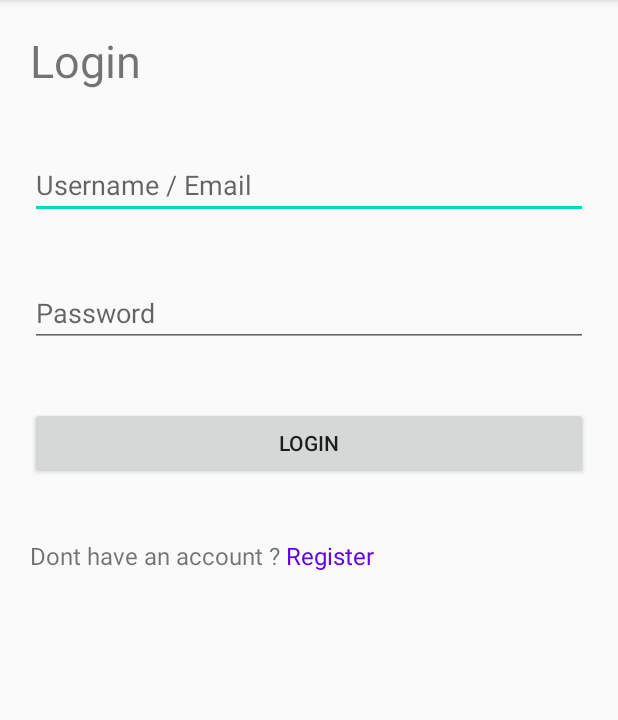
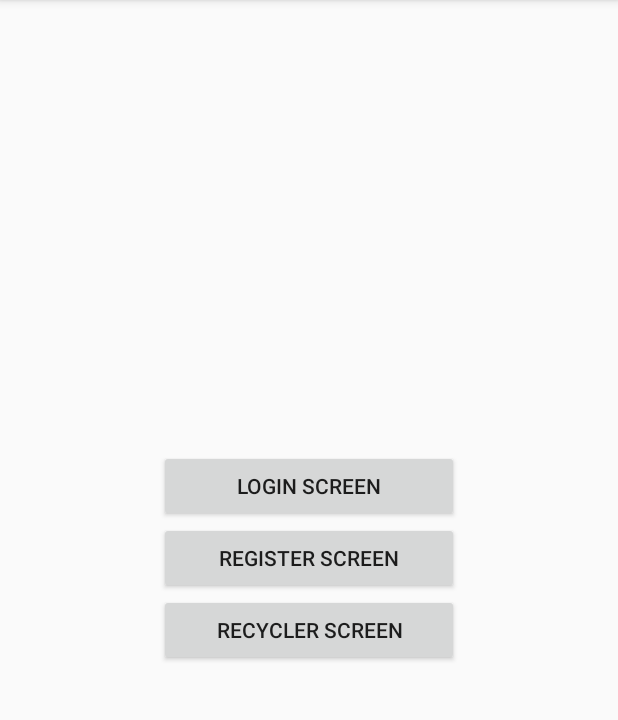
Before and after one commit to vedangj044/MVVMPreview, an Android app: the screen it shows after launch (MainActivity), on a phone screen of 412 x 824 dp, the part 84-804 px from its top. Run offline under Robolectric (Android 15) with nearby library versions, the phone set to English and light mode, and no system bars.

Commit message:
Restructured application

```diff
--- a/app/src/main/java/com/vedangj044/mvvmpreview/MainActivity.java
+++ b/app/src/main/java/com/vedangj044/mvvmpreview/MainActivity.java
@@ -1,64 +1,55 @@
 package com.vedangj044.mvvmpreview;
 
 import androidx.appcompat.app.AppCompatActivity;
-import androidx.databinding.DataBindingUtil;
-import androidx.lifecycle.Observer;
-import androidx.lifecycle.ViewModel;
-import androidx.lifecycle.ViewModelProvider;
 
-import android.content.Context;
 import android.content.Intent;
 import android.os.Bundle;
-import android.text.TextUtils;
 import android.view.View;
-import android.widget.TextView;
-import android.widget.Toast;
+import android.widget.Button;
 
-import com.vedangj044.mvvmpreview.databinding.ActivityMainBinding;
+import com.vedangj044.mvvmpreview.loginCollection.LoginActivity;
+import com.vedangj044.mvvmpreview.recycleCollection.RecycleActivity;
+import com.vedangj044.mvvmpreview.registerCollection.RegisterActivity;
 
-import java.util.Objects;
 
 public class MainActivity extends AppCompatActivity {
-
-    private UserViewModel userViewModel;
-    private ActivityMainBinding binding;
 
     @Override
     protected void onCreate(Bundle savedInstanceState) {
         super.onCreate(savedInstanceState);
+        setContentView(R.layout.activity_main);
 
-        userViewModel = new ViewModelProvider(this).get(UserViewModel.class);
-
-        binding = DataBindingUtil.setContentView(MainActivity.this, R.layout.activity_main);
-        binding.setLifecycleOwner(this);
-        binding.setUserViewModel(userViewModel);
-
-        binding.registerTextView.setOnClickListener(new View.OnClickListener() {
+        View.OnClickListener clickListener = new View.OnClickListener() {
             @Override
             public void onClick(View v) {
-                Intent intent = new Intent(MainActivity.this, RegisterActivity.class);
+
+                Intent intent = null;
+
+                if(v.getId() == R.id.login_screen){
+                    intent = new Intent(MainActivity.this, LoginActivity.class);
+                }
+
+                if(v.getId() == R.id.register_screen){
+                    intent = new Intent(MainActivity.this, RegisterActivity.class);
+                }
+
+                if(v.getId() == R.id.recycler_screen){
+                    intent = new Intent(MainActivity.this, RecycleActivity.class);
+                }
+
                 startActivity(intent);
             }
-        });
+        };
 
-        userViewModel.getCurrentUser().observe(this, new Observer<UserModel>() {
-            @Override
-            public void onChanged(UserModel userModel) {
+        Button b1 = findViewById(R.id.login_screen);
+        b1.setOnClickListener(clickListener);
 
-                if(TextUtils.isEmpty(Objects.requireNonNull(userModel).getUsername())){
-                    Toast.makeText(MainActivity.this, "Enter Username", Toast.LENGTH_SHORT).show();
-                    binding.usernameEditText.requestFocus();
-                }
-                else if(TextUtils.isEmpty(Objects.requireNonNull(userModel).getPassword())){
-                    Toast.makeText(MainActivity.this, "Enter Password", Toast.LENGTH_SHORT).show();
-                    binding.passwordEditText.requestFocus();
-                }
-                else{
-                    Toast.makeText(MainActivity.this, "Login done", Toast.LENGTH_SHORT).show();
-                }
+        Button b2 = findViewById(R.id.register_screen);
+        b2.setOnClickListener(clickListener);
 
-            }
-        });
+        Button b3 = findViewById(R.id.recycler_screen);
+        b3.setOnClickListener(clickListener);
+
 
     }
 }
--- a/app/src/main/java/com/vedangj044/mvvmpreview/UserModel.java
+++ b/app/src/main/java/com/vedangj044/mvvmpreview/loginCollection/UserModel.java
@@ -1,4 +1,4 @@
-package com.vedangj044.mvvmpreview;
+package com.vedangj044.mvvmpreview.loginCollection;
 
 public class UserModel {
 
--- a/app/src/main/java/com/vedangj044/mvvmpreview/UserViewModel.java
+++ b/app/src/main/java/com/vedangj044/mvvmpreview/loginCollection/UserViewModel.java
@@ -1,9 +1,11 @@
-package com.vedangj044.mvvmpreview;
+package com.vedangj044.mvvmpreview.loginCollection;
 
 import android.view.View;
 
 import androidx.lifecycle.MutableLiveData;
 import androidx.lifecycle.ViewModel;
+
+import com.vedangj044.mvvmpreview.loginCollection.UserModel;
 
 public class UserViewModel extends ViewModel {
 
--- a/app/src/main/java/com/vedangj044/mvvmpreview/ContactAdapter.java
+++ b/app/src/main/java/com/vedangj044/mvvmpreview/recycleCollection/ContactAdapter.java
@@ -1,7 +1,6 @@
-package com.vedangj044.mvvmpreview;
+package com.vedangj044.mvvmpreview.recycleCollection;
 
 import android.view.LayoutInflater;
-import android.view.View;
 import android.view.ViewGroup;
 
 import androidx.annotation.NonNull;
--- a/app/src/main/java/com/vedangj044/mvvmpreview/ContactDataLoad.java
+++ b/app/src/main/java/com/vedangj044/mvvmpreview/recycleCollection/ContactDataLoad.java
@@ -1,7 +1,6 @@
-package com.vedangj044.mvvmpreview;
+package com.vedangj044.mvvmpreview.recycleCollection;
 
 import android.os.CountDownTimer;
-import android.util.Log;
 
 import androidx.lifecycle.MutableLiveData;
 import androidx.lifecycle.ViewModel;
@@ -26,7 +25,6 @@ public class ContactDataLoad extends ViewModel {
     CountDownTimer cp = new CountDownTimer(10000, 2000) {
         @Override
         public void onTick(long millisUntilFinished) {
-            Log.v("lo", "tick");
             contactData.getValue().add(new ContactModel("Vedang Joshi", "+91-7898454072", "https://a10.gaanacdn.com/images/albums/18/2026518/crop_480x480_2026518.jpg"));
             contactData.setValue(contactData.getValue());
         }
--- a/app/src/main/java/com/vedangj044/mvvmpreview/ContactModel.java
+++ b/app/src/main/java/com/vedangj044/mvvmpreview/recycleCollection/ContactModel.java
@@ -1,4 +1,4 @@
-package com.vedangj044.mvvmpreview;
+package com.vedangj044.mvvmpreview.recycleCollection;
 
 import android.widget.ImageView;
 
--- a/app/src/main/java/com/vedangj044/mvvmpreview/RegisterModel.java
+++ b/app/src/main/java/com/vedangj044/mvvmpreview/registerCollection/RegisterModel.java
@@ -1,4 +1,4 @@
-package com.vedangj044.mvvmpreview;
+package com.vedangj044.mvvmpreview.registerCollection;
 
 public class RegisterModel {
 
--- a/app/src/main/java/com/vedangj044/mvvmpreview/RegisterViewModel.java
+++ b/app/src/main/java/com/vedangj044/mvvmpreview/registerCollection/RegisterViewModel.java
@@ -1,10 +1,11 @@
-package com.vedangj044.mvvmpreview;
+package com.vedangj044.mvvmpreview.registerCollection;
 
-import android.util.Log;
 import android.view.View;
 
 import androidx.lifecycle.MutableLiveData;
 import androidx.lifecycle.ViewModel;
+
+import com.vedangj044.mvvmpreview.registerCollection.RegisterModel;
 
 public class RegisterViewModel extends ViewModel {
 
--- a/app/src/main/res/layout/activity_main.xml
+++ b/app/src/main/res/layout/activity_main.xml
@@ -1,77 +1,34 @@
 <?xml version="1.0" encoding="utf-8"?>
-<layout>
-
-    <data>
-        <variable
-            name="UserViewModel"
-            type="com.vedangj044.mvvmpreview.UserViewModel" />
-    </data>
-
 <RelativeLayout xmlns:android="http://schemas.android.com/apk/res/android"
     xmlns:app="http://schemas.android.com/apk/res-auto"
     xmlns:tools="http://schemas.android.com/tools"
     android:layout_width="match_parent"
     android:layout_height="match_parent"
-        tools:context=".MainActivity">
-
-        <TextView
-            android:layout_width="match_parent"
-            android:layout_height="wrap_content"
-            android:text="Login"
-            android:textSize="30sp"
-            android:id="@+id/intro_text"
-            android:layout_margin="20dp"/>
-
-        <EditText
-            android:layout_width="match_parent"
-            android:layout_height="wrap_content"
-            android:layout_margin="20dp"
-            android:hint="Username / Email"
-            android:layout_below="@id/intro_text"
-            android:id="@+id/username_edit_text"
-            android:text="@={UserViewModel.username}"/>
-
-        <EditText
-            android:layout_width="match_parent"
-            android:layout_height="wrap_content"
-            android:layout_below="@id/username_edit_text"
-            android:hint="Password"
-            android:layout_margin="20dp"
-            android:id="@+id/password_edit_text"
-            android:text="@={UserViewModel.password}"/>
+    tools:context=".MainActivity"
+    android:id="@+id/list_button">
 
     <Button
-            android:layout_width="match_parent"
+        android:layout_width="200dp"
         android:layout_height="wrap_content"
-            android:layout_margin="20dp"
-            android:id="@+id/login_button"
-            android:layout_below="@id/password_edit_text"
-            android:text="Login"
-            android:onClick="@{(v) -> UserViewModel.onClick(v)}"/>
+        android:layout_centerHorizontal="true"
+        android:layout_marginTop="300dp"
+        android:id="@+id/login_screen"
+        android:text="Login Screen"/>
 
-        <LinearLayout
-            android:layout_width="match_parent"
+    <Button
+        android:layout_width="200dp"
         android:layout_height="wrap_content"
-            android:layout_below="@id/login_button"
-            android:layout_margin="20dp"
-            android:orientation="horizontal">
+        android:layout_centerHorizontal="true"
+        android:layout_below="@id/login_screen"
+        android:id="@+id/register_screen"
+        android:text="Register Screen"/>
 
-            <TextView
-                android:layout_width="wrap_content"
+    <Button
+        android:layout_width="200dp"
         android:layout_height="wrap_content"
-                android:text="Dont have an account ? "
-                android:textSize="16sp"/>
-
-            <TextView
-                android:layout_width="wrap_content"
-                android:layout_height="wrap_content"
-                android:text="Register"
-                android:textSize="16sp"
-                android:id="@+id/register_text_view"
-                android:textColor="@color/colorPrimary"/>
-
-        </LinearLayout>
+        android:layout_centerHorizontal="true"
+        android:layout_below="@id/register_screen"
+        android:id="@+id/recycler_screen"
+        android:text="Recycler Screen"/>
 
 </RelativeLayout>
-
-</layout>
--- a/app/src/main/res/layout/activity_recycle.xml
+++ b/app/src/main/res/layout/activity_recycle.xml
@@ -7,7 +7,7 @@
 
         <variable
             name="ContactAdapter"
-            type="com.vedangj044.mvvmpreview.ContactAdapter" />
+            type="com.vedangj044.mvvmpreview.recycleCollection.ContactAdapter" />
 
     </data>
 
@@ -15,7 +15,7 @@
         xmlns:tools="http://schemas.android.com/tools"
         android:layout_width="match_parent"
         android:layout_height="match_parent"
-        tools:context=".RecycleActivity">
+        tools:context=".recycleCollection.RecycleActivity">
 
         <androidx.recyclerview.widget.RecyclerView
             android:layout_width="match_parent"
--- a/app/src/main/res/layout/contact_item.xml
+++ b/app/src/main/res/layout/contact_item.xml
@@ -6,7 +6,7 @@
 
         <variable
             name="ContactModel"
-            type="com.vedangj044.mvvmpreview.ContactModel" />
+            type="com.vedangj044.mvvmpreview.recycleCollection.ContactModel" />
 
     </data>
 
```
Also changed, not shown: app/src/main/AndroidManifest.xml (+4 -3 lines), app/src/main/java/com/vedangj044/mvvmpreview/loginCollection/LoginActivity.java (added, +62 -0 lines), app/src/main/java/com/vedangj044/mvvmpreview/recycleCollection/RecycleActivity.java (renamed from app/src/main/java/com/vedangj044/mvvmpreview/RecycleActivity.java, +5 -5 lines), app/src/main/java/com/vedangj044/mvvmpreview/registerCollection/RegisterActivity.java (renamed from app/src/main/java/com/vedangj044/mvvmpreview/RegisterActivity.java, +3 -10 lines), app/src/main/res/layout/activity_login.xml (added, +77 -0 lines), app/src/main/res/layout/activity_progress.xml (added, +23 -0 lines), app/src/main/res/layout/activity_register.xml (+2 -9 lines). Lines whose indentation alone changed are shown as unchanged.
